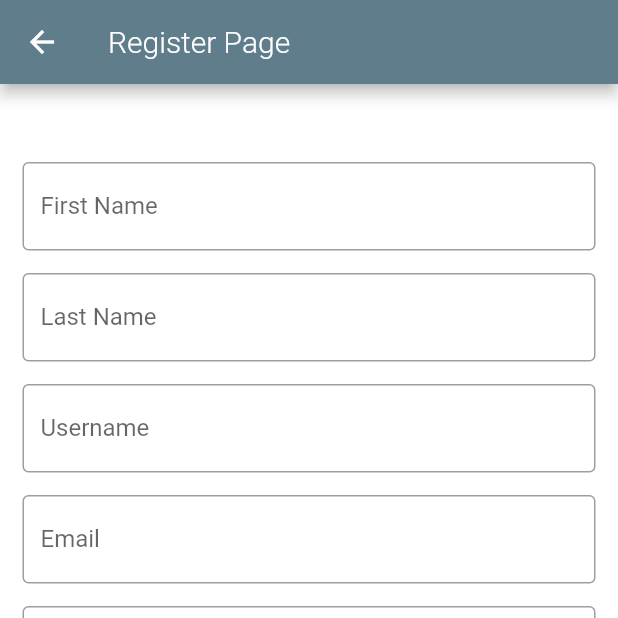
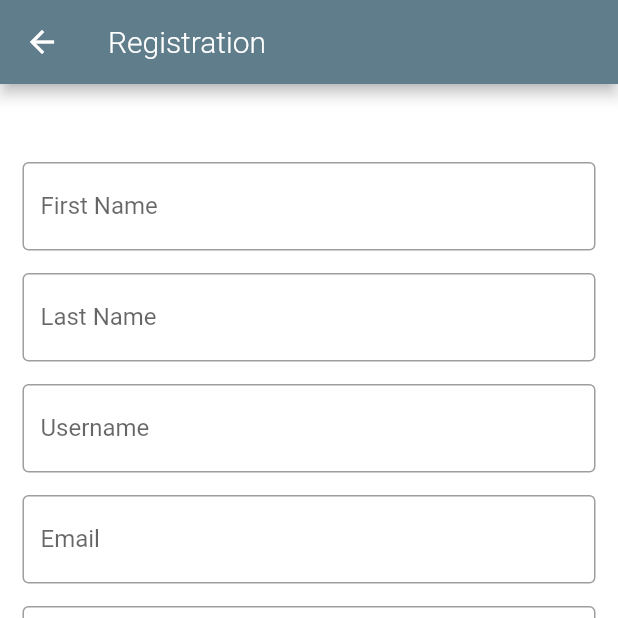
Before and after one commit to feliciaivane/enterPRIZE, a Flutter app: the screen it shows after launch, after a tap on "Sign up", on a phone screen of 412 x 824 dp, the top half of it. Run offline on Flutter 3.47's test engine with Material 2 defaults, Android fonts, the phone set to English and light mode, and no system bars; drawn by our look-alikes of loading_overlay; our stand-ins replace carousel_slider, cloud_firestore, firebase_auth, firebase_core; missing offline and left inert: flutter_add_to_cart_button, flutter_cart; accounts and stored records are empty; network calls fail; Roboto replaces fonts that are missing (Montserrat).

Commit message:
Small changes

```diff
--- a/lib/screens/login/login.dart
+++ b/lib/screens/login/login.dart
@@ -26,7 +26,7 @@ class _LoginState extends State<Login> {
   Widget build(BuildContext context) {
     return Scaffold(
       appBar: AppBar(
-        title: Text("Login Page"),
+        title: Text("Login"),
         backgroundColor: Colors.blueGrey,
         automaticallyImplyLeading: false,
       ),
--- a/lib/screens/login/register.dart
+++ b/lib/screens/login/register.dart
@@ -30,7 +30,7 @@ class _RegisterState extends State<Register> {
     return Scaffold(
       backgroundColor: Colors.white,
       appBar: AppBar(
-        title: Text("Register Page"),
+        title: Text("Registration"),
         backgroundColor: Colors.blueGrey,
       ),
       body: LoadingOverlay(
```
